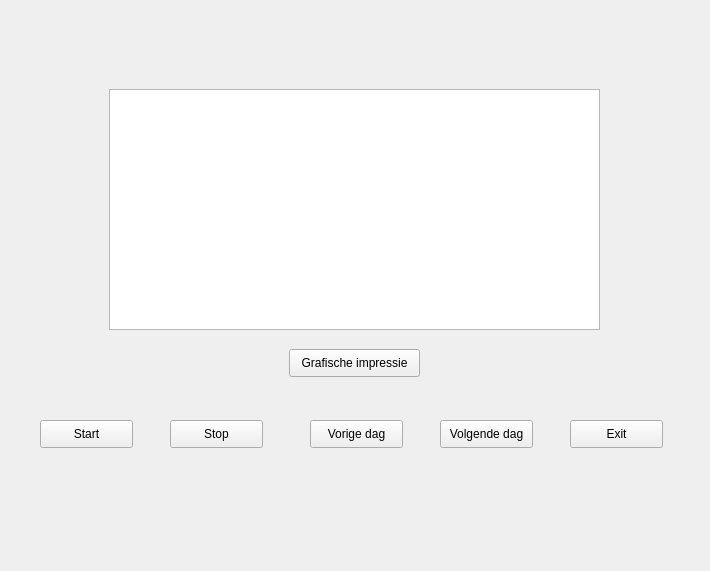
This is src/vaccininterface.ui in Sam-Roggeman/ProjectPSE as Qt 5 draws it before an edit. The edited form follows.
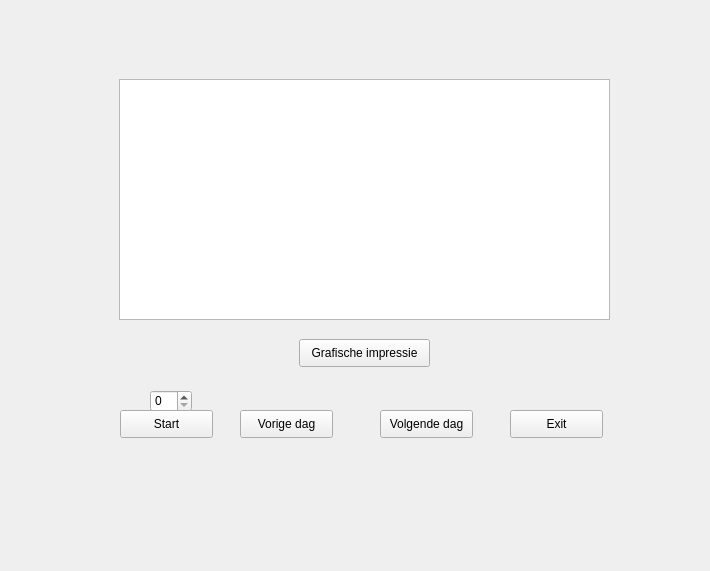
This is the edited form. The open tabs and pages were chosen to show the change.

```diff
--- a/src/vaccininterface.ui
+++ b/src/vaccininterface.ui
@@ -16,8 +16,8 @@
   <widget class="QStackedWidget" name="stackedWidget">
    <property name="geometry">
     <rect>
-     <x>0</x>
-     <y>10</y>
+     <x>10</x>
+     <y>0</y>
      <width>701</width>
      <height>561</height>
     </rect>
@@ -44,7 +44,7 @@
     <widget class="QPushButton" name="Start">
      <property name="geometry">
       <rect>
-       <x>40</x>
+       <x>110</x>
        <y>410</y>
        <width>93</width>
        <height>28</height>
@@ -54,23 +54,10 @@
       <string>Start</string>
      </property>
     </widget>
-    <widget class="QPushButton" name="Stop">
-     <property name="geometry">
-      <rect>
-       <x>170</x>
-       <y>410</y>
-       <width>93</width>
-       <height>28</height>
-      </rect>
-     </property>
-     <property name="text">
-      <string>Stop</string>
-     </property>
-    </widget>
     <widget class="QPushButton" name="Vorige_dag">
      <property name="geometry">
       <rect>
-       <x>310</x>
+       <x>230</x>
        <y>410</y>
        <width>93</width>
        <height>28</height>
@@ -83,7 +70,7 @@
     <widget class="QPushButton" name="Volgende_dag">
      <property name="geometry">
       <rect>
-       <x>440</x>
+       <x>370</x>
        <y>410</y>
        <width>93</width>
        <height>28</height>
@@ -96,7 +83,7 @@
     <widget class="QPushButton" name="Exit">
      <property name="geometry">
       <rect>
-       <x>570</x>
+       <x>500</x>
        <y>410</y>
        <width>93</width>
        <height>28</height>
@@ -169,6 +156,16 @@
       </widget>
      </widget>
     </widget>
+    <widget class="QSpinBox" name="spinBox">
+     <property name="geometry">
+      <rect>
+       <x>140</x>
+       <y>390</y>
+       <width>42</width>
+       <height>22</height>
+      </rect>
+     </property>
+    </widget>
    </widget>
   </widget>
  </widget>
```
Left out of the diff: 4 changed lines with no effect on the pictures.
